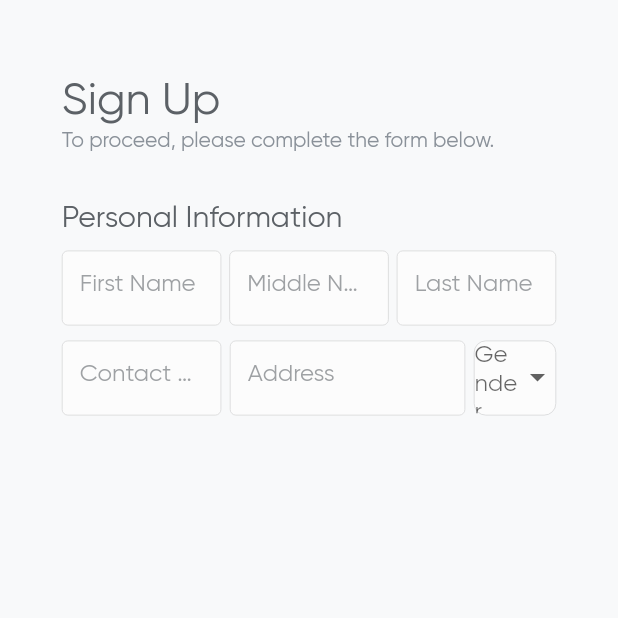
After one commit to MarbertMataverde/academix, a Flutter app: the DesktopSignUpView screen opened directly, on a phone screen of 412 x 824 dp, the top half of it. The commit adds this screen. Run offline on Flutter 3.47's test engine with Material 2 defaults, Android fonts, the light colour scheme and no system bars; our stand-ins replace flutter_riverpod, flutter_svg, shared_preferences; accounts and stored records are empty; project files that could hold a hidden picture were left out.

```diff
--- a/lib/academix.dart
+++ b/lib/academix.dart
@@ -1,11 +1,12 @@
 import 'package:academix/configs/layout/responsive_layout.dart';
 import 'package:academix/configs/themes/provider/theme_data.dart';
 import 'package:academix/configs/themes/provider/theme_provider.dart';
-import 'package:academix/features/authentication/sign_in/view/sign_in_desktop_view.dart';
-import 'package:academix/features/authentication/sign_in/view/sign_in_phone_view.dart';
-import 'package:academix/features/authentication/sign_in/view/sign_in_tablet_view.dart';
+import 'package:academix/features/authentication/sign_in/view/phone/sign_in_phone_view.dart';
+import 'package:academix/features/authentication/sign_in/view/tablet/sign_in_tablet_view.dart';
 import 'package:flutter/material.dart';
 import 'package:flutter_riverpod/flutter_riverpod.dart';
+
+import 'features/authentication/sign_up/view/desktop/sign_up_desktop_view.dart';
 
 // The main entry point of the Academix application.
 class Academix extends ConsumerStatefulWidget {
@@ -27,10 +28,10 @@ class _AcademixState extends ConsumerState<Academix> {
     return MaterialApp(
       debugShowCheckedModeBanner: false,
       theme: themeData(ref),
-      home: const ResponsiveLayout(
-        phone: PhoneView(),
-        tablet: TabletView(),
-        desktop: DesktopView(),
+      home: ResponsiveLayout(
+        phone: const PhoneSignInView(),
+        tablet: const TabletSignInView(),
+        desktop: DesktopSignUpView(),
       ),
     );
   }
--- a/lib/components/custom_textformfield.dart
+++ b/lib/components/custom_textformfield.dart
@@ -3,6 +3,7 @@ import 'package:academix/configs/themes/colors/dark_theme_colors.dart';
 import 'package:academix/configs/themes/colors/light_theme_colors.dart';
 import 'package:academix/configs/themes/colors/mirage_theme_colors.dart';
 import 'package:academix/configs/themes/provider/theme_options.dart';
+import 'package:flutter/services.dart';
 
 /// A customizable text input field that adapts its appearance based on the selected theme of the app. It allows users to enter text and provides visual feedback according to the theme.
 
@@ -19,6 +20,18 @@ class CustomTextFormField extends StatelessWidget {
   /// The keyboard type to use for the text field.
   final TextInputType? keyboardType;
 
+  /// The custom text field width
+  final double? width;
+
+  /// The custom text field height
+  final double? height;
+
+  /// The input formater
+  final List<TextInputFormatter>? inputFomater;
+
+  /// The custom character length for text field
+  final int? maxLength;
+
   /// Creates a `CustomTextFormField`.
   ///
   /// The `themeState` parameter represents the current theme of the app, which is a string.
@@ -31,16 +44,25 @@ class CustomTextFormField extends StatelessWidget {
     this.obscureText,
     required this.hintText,
     required this.keyboardType,
+    this.width,
+    this.height,
+    this.inputFomater,
+    this.maxLength,
   }) : super(key: key);
 
   @override
   Widget build(BuildContext context) {
-    return TextFormField(
+    return SizedBox(
+      width: width ?? double.infinity,
+      height: height ?? 50,
+      child: TextFormField(
         autofocus: false,
         autocorrect: false,
         obscureText: obscureText ?? false,
         cursorRadius: const Radius.circular(5.0),
+        inputFormatters: inputFomater,
         maxLines: 1,
+        maxLength: maxLength,
         keyboardType: keyboardType,
         decoration: InputDecoration(
           hintText: hintText,
@@ -88,6 +110,7 @@ class CustomTextFormField extends StatelessWidget {
             : themeState == ThemeOptions.mirageTheme
                 ? MirageThemeColors.foregroundColor
                 : LightThemeColors.foregroundColor,
+      ),
     );
   }
 }
--- /dev/null
+++ b/lib/features/authentication/sign_up/provider/genders.dart
@@ -0,0 +1,4 @@
+class Gender {
+  static const String male = 'Male';
+  static const String female = 'Female';
+}
--- /dev/null
+++ b/lib/features/authentication/sign_up/utils/number_formater.dart
@@ -0,0 +1,7 @@
+import 'package:flutter/services.dart';
+
+List<TextInputFormatter> get numberFormater {
+  return <TextInputFormatter>[
+    FilteringTextInputFormatter.allow(RegExp(r'[0-9]')),
+  ];
+}
--- /dev/null
+++ b/lib/features/authentication/sign_up/view/desktop/sign_up_desktop_view.dart
@@ -0,0 +1,158 @@
+import 'package:academix/components/custom_textformfield.dart';
+import 'package:academix/configs/themes/colors/dark_theme_colors.dart';
+import 'package:academix/configs/themes/colors/light_theme_colors.dart';
+import 'package:academix/configs/themes/colors/mirage_theme_colors.dart';
+import 'package:academix/configs/themes/provider/theme_options.dart';
+import 'package:academix/configs/themes/provider/theme_provider.dart';
+import 'package:academix/features/authentication/sign_up/provider/genders.dart';
+import 'package:academix/features/authentication/sign_up/utils/number_formater.dart';
+import 'package:flutter/material.dart';
+import 'package:flutter_riverpod/flutter_riverpod.dart';
+
+class DesktopSignUpView extends ConsumerWidget {
+  final selectedGenderProvider = StateProvider<String?>((ref) => null);
+  DesktopSignUpView({super.key});
+
+  @override
+  Widget build(BuildContext context, WidgetRef ref) {
+    final themeState = ref.watch(themeStateProvider);
+    final mediaQuerySize = MediaQuery.of(context).size;
+
+    final List<String> genders = [Gender.male, Gender.female];
+    return Scaffold(
+      body: Center(
+        child: SizedBox(
+          width: mediaQuerySize.width * 0.8,
+          height: mediaQuerySize.height,
+          child: SingleChildScrollView(
+            child: Column(
+              crossAxisAlignment: CrossAxisAlignment.start,
+              children: [
+                Padding(
+                  padding: const EdgeInsets.only(top: 50),
+                  child: Column(
+                    crossAxisAlignment: CrossAxisAlignment.start,
+                    children: [
+                      const Text(
+                        'Sign Up',
+                        style: TextStyle(fontSize: 30),
+                      ),
+                      Text(
+                        'To proceed, please complete the form below.',
+                        style: TextStyle(
+                          color: Theme.of(context).textTheme.labelMedium!.color,
+                        ),
+                      ),
+                    ],
+                  ),
+                ),
+                const SizedBox(height: 30),
+                //form
+                Form(
+                  child: Column(
+                    crossAxisAlignment: CrossAxisAlignment.start,
+                    children: [
+                      const Text(
+                        'Personal Information',
+                        style: TextStyle(fontSize: 20),
+                      ),
+                      const SizedBox(height: 10),
+                      Row(
+                        children: [
+                          CustomTextFormField(
+                            width: mediaQuerySize.width * 0.8 / 3.1,
+                            themeState: themeState,
+                            hintText: 'First Name',
+                            keyboardType: TextInputType.text,
+                          ),
+                          const Spacer(),
+                          CustomTextFormField(
+                            width: mediaQuerySize.width * 0.8 / 3.1,
+                            themeState: themeState,
+                            hintText: 'Middle Name',
+                            keyboardType: TextInputType.text,
+                          ),
+                          const Spacer(),
+                          CustomTextFormField(
+                            width: mediaQuerySize.width * 0.8 / 3.1,
+                            themeState: themeState,
+                            hintText: 'Last Name',
+                            keyboardType: TextInputType.text,
+                          ),
+                        ],
+                      ),
+                      const SizedBox(height: 10),
+                      Row(
+                        children: [
+                          CustomTextFormField(
+                            width: mediaQuerySize.width * 0.8 / 3.1,
+                            themeState: themeState,
+                            inputFomater: numberFormater,
+                            hintText: 'Contact Number',
+                            keyboardType: TextInputType.number,
+                          ),
+                          const Spacer(),
+                          CustomTextFormField(
+                            width: mediaQuerySize.width * 0.8 / 2.1,
+                            themeState: themeState,
+                            hintText: 'Address',
+                            keyboardType: TextInputType.text,
+                          ),
+                          const Spacer(),
+                          Container(
+                            width: mediaQuerySize.width * 0.8 / 6,
+                            height: 50,
+                            decoration: BoxDecoration(
+                              color: themeState == ThemeOptions.darkTheme
+                                  ? DarkThemeColors.buttonBackgroundColor
+                                  : themeState == ThemeOptions.mirageTheme
+                                      ? MirageThemeColors.buttonBackgroundColor
+                                      : LightThemeColors
+                                          .buttonBackgroundColor, // Fill color
+                              border: themeState == ThemeOptions.lightTheme
+                                  ? Border.all(
+                                      color: LightThemeColors.shadowColor,
+                                      width: 0.5)
+                                  : null,
+                              // Border color
+                              borderRadius: BorderRadius.circular(
+                                  8), // Optional border radius
+                            ),
+                            child: DropdownButton<String>(
+                              dropdownColor: themeState ==
+                                      ThemeOptions.darkTheme
+                                  ? DarkThemeColors.buttonBackgroundColor
+                                  : themeState == ThemeOptions.mirageTheme
+                                      ? MirageThemeColors.buttonBackgroundColor
+                                      : LightThemeColors.buttonBackgroundColor,
+                              value: ref.watch(selectedGenderProvider),
+                              borderRadius: BorderRadius.circular(8),
+                              elevation: 1,
+                              items: genders.map((String gender) {
+                                return DropdownMenuItem<String>(
+                                  value: gender,
+                                  child: Center(child: Text(gender)),
+                                );
+                              }).toList(),
+                              onChanged: (String? selectedValue) => ref
+                                  .read(selectedGenderProvider.notifier)
+                                  .update((state) => selectedValue),
+                              hint: const Center(child: Text('Gender')),
+                              isExpanded: true,
+                              underline:
+                                  Container(), // Remove the default underline
+                            ),
+                          ),
+                        ],
+                      )
+                    ],
+                  ),
+                )
+              ],
+            ),
+          ),
+        ),
+      ),
+    );
+  }
+}
--- a/lib/features/authentication/sign_up/view/sign_up_desktop_view.dart
+++ /dev/null
@@ -1,21 +0,0 @@
-import 'package:flutter/material.dart';
-import 'package:flutter_riverpod/flutter_riverpod.dart';
-
-class DesktopView extends ConsumerWidget {
-  const DesktopView({super.key});
-
-  @override
-  Widget build(BuildContext context, WidgetRef ref) {
-    return const Scaffold(
-      body: Center(
-        child: Text(
-          'Desktop View',
-          style: TextStyle(
-            fontFamily: 'Sacramento',
-            fontSize: 70,
-          ),
-        ),
-      ),
-    );
-  }
-}
```
Lines whose indentation alone changed are shown as unchanged.
